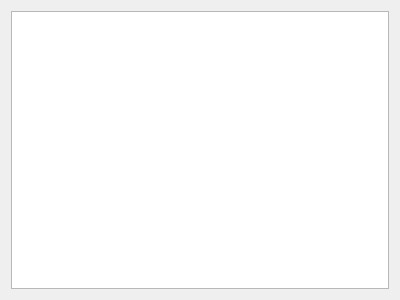
Above: src/logdialog.ui from MorrowShore/Lens before the change. Below: the same form after it.
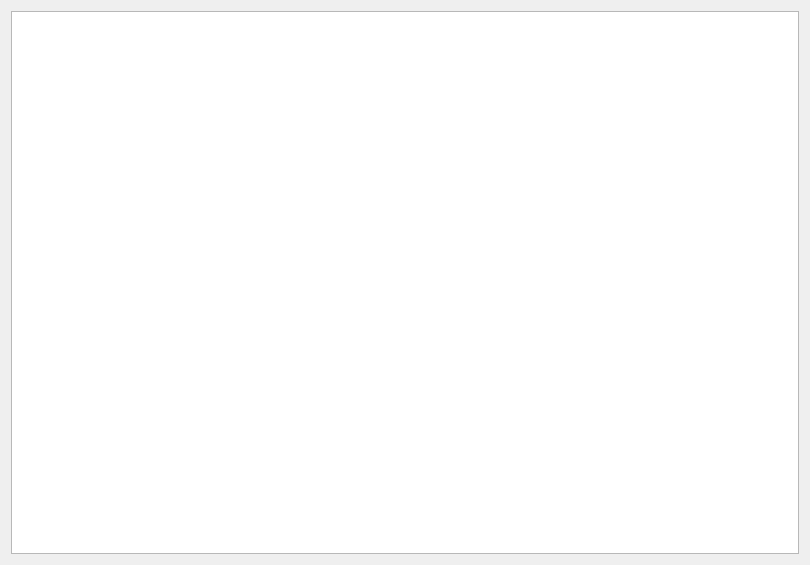
That is the form after the change.

Commit message: Shows logs in logs window

The edit to the form file:
```diff
--- a/src/logdialog.ui
+++ b/src/logdialog.ui
@@ -6,8 +6,8 @@
    <rect>
     <x>0</x>
     <y>0</y>
-    <width>400</width>
-    <height>300</height>
+    <width>810</width>
+    <height>565</height>
    </rect>
   </property>
   <property name="windowTitle">
```
Left out of the diff: 18 changed lines with no effect on the pictures. The commit also changes 2 other files.
